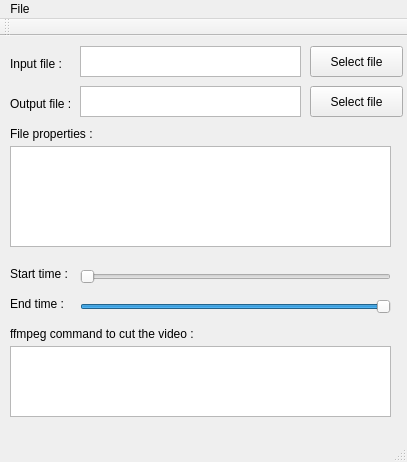
Old version of the form mainwindow.ui in the repository Drabble/IHM_Labo2.
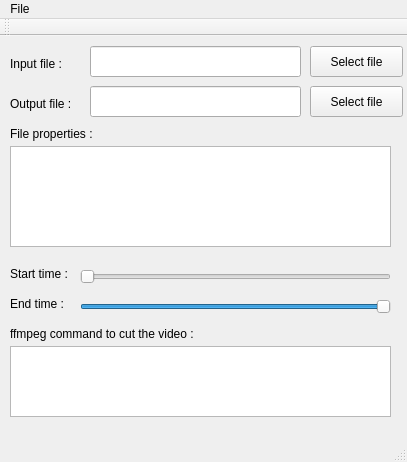
New version of the form.

What changed in the file:
```diff
--- a/mainwindow.ui
+++ b/mainwindow.ui
@@ -40,29 +40,9 @@
      <string>Output file :</string>
     </property>
    </widget>
-   <widget class="QTextEdit" name="textEdit">
+   <widget class="QPushButton" name="selectInputFile">
     <property name="geometry">
      <rect>
-      <x>80</x>
-      <y>10</y>
-      <width>221</width>
-      <height>31</height>
-     </rect>
-    </property>
-   </widget>
-   <widget class="QTextEdit" name="textEdit_2">
-    <property name="geometry">
-     <rect>
-      <x>80</x>
-      <y>50</y>
-      <width>221</width>
-      <height>31</height>
-     </rect>
-    </property>
-   </widget>
-   <widget class="QPushButton" name="pushButton">
-    <property name="geometry">
-     <rect>
       <x>310</x>
       <y>10</y>
       <width>93</width>
@@ -194,6 +174,26 @@
      <enum>Qt::Horizontal</enum>
     </property>
    </widget>
+   <widget class="QLineEdit" name="inputInputFile">
+    <property name="geometry">
+     <rect>
+      <x>90</x>
+      <y>10</y>
+      <width>211</width>
+      <height>31</height>
+     </rect>
+    </property>
+   </widget>
+   <widget class="QLineEdit" name="inputOutputFile">
+    <property name="geometry">
+     <rect>
+      <x>90</x>
+      <y>50</y>
+      <width>211</width>
+      <height>31</height>
+     </rect>
+    </property>
+   </widget>
   </widget>
   <widget class="QMenuBar" name="menuBar">
    <property name="geometry">
```
Left out of the diff: 22 changed lines with no effect on the pictures.
